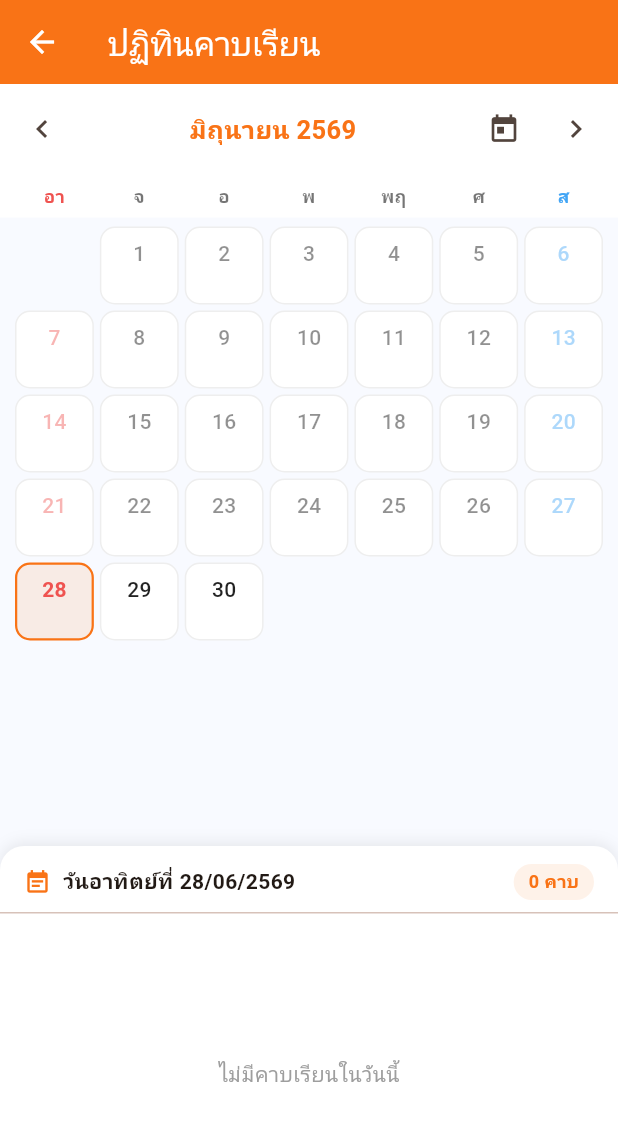
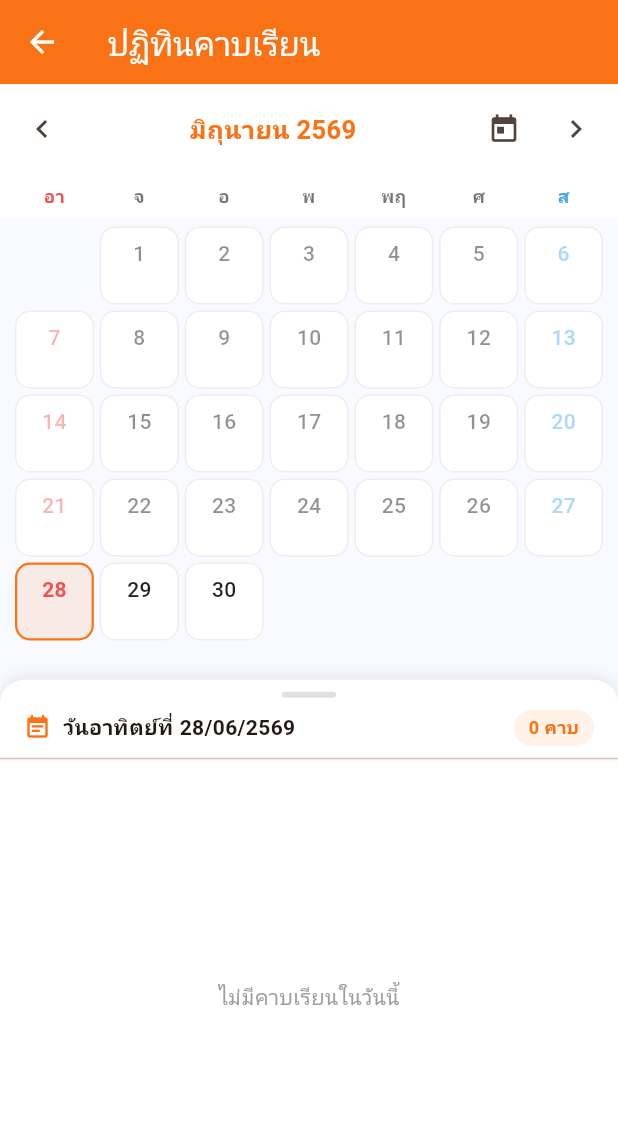
Before and after one commit to Dara47/7JV5-mobile, a Flutter app: the ScheduleCalendarScreen screen opened directly, on a phone screen of 412 x 824 dp. Shown: the top 1121 px of the screen. Run offline on Flutter 3.47's test engine with Material 3 defaults, Android fonts, the phone set to English and light mode, and no system bars; our stand-ins replace cloud_firestore, firebase_auth, firebase_core, web; missing offline and left inert: dart:js_interop, excel; accounts and stored records are empty; generated files the repository leaves out were written again.

Commit message:
ปฏิทิน: แถบรายละเอียดวันเลื่อนดูได้ + สูงตามจอ
เดิมล็อก maxHeight 260px คาบที่ 2 โดนตัด/หลายคาบดูไม่ครบ →
เปลี่ยนเป็น 45% ของจอ + เพิ่มเส้นจับบอกใบ้ว่าเลื่อนได้
(ListView เลื่อนอยู่แล้ว แค่พื้นที่น้อยไป). ใช้กับปฏิทินทุกบทบาท

Co-Authored-By: Claude Opus 4.8 <noreply@anthropic.com>

```diff
--- a/lib/screens/schedule_calendar_screen.dart
+++ b/lib/screens/schedule_calendar_screen.dart
@@ -462,15 +462,22 @@ class _ScheduleCalendarBodyState extends State<ScheduleCalendarBody> {
 
     return Container(
       width: double.infinity,
-      constraints: const BoxConstraints(maxHeight: 260),
+      // ความสูงยืดหยุ่นตามจอ (≈45%) — แสดงได้หลายคาบ ส่วนที่เกินเลื่อนดูในแถบได้
+      constraints: BoxConstraints(maxHeight: MediaQuery.of(context).size.height * 0.45),
       decoration: BoxDecoration(
         color: Colors.white,
         borderRadius: const BorderRadius.vertical(top: Radius.circular(16)),
         boxShadow: [BoxShadow(color: Colors.black.withAlpha(20), blurRadius: 8, offset: const Offset(0, -2))],
       ),
       child: Column(mainAxisSize: MainAxisSize.min, crossAxisAlignment: CrossAxisAlignment.start, children: [
+        // เส้นจับ (บอกใบ้ว่าเลื่อนรายการได้)
+        Center(child: Container(
+          margin: const EdgeInsets.only(top: 8),
+          width: 36, height: 4,
+          decoration: BoxDecoration(color: Colors.grey.shade300, borderRadius: BorderRadius.circular(2)),
+        )),
         Padding(
-          padding: const EdgeInsets.fromLTRB(16, 12, 16, 8),
+          padding: const EdgeInsets.fromLTRB(16, 8, 16, 8),
           child: Row(children: [
             const Icon(Icons.event_note, size: 18, color: _kOrange),
             const SizedBox(width: 8),
```
